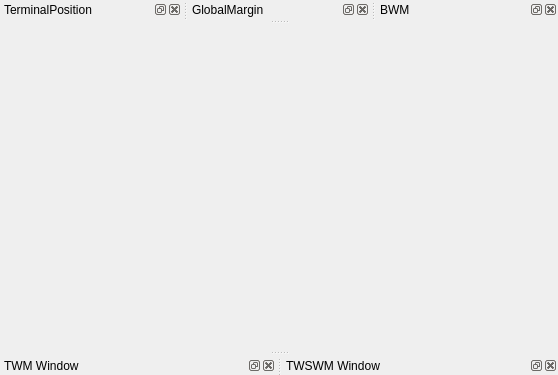
The window that Resources/UI/cframeBranch.ui (ArhamshareKrushil/ScanRisk) describes before a commit, drawn with Qt 5.
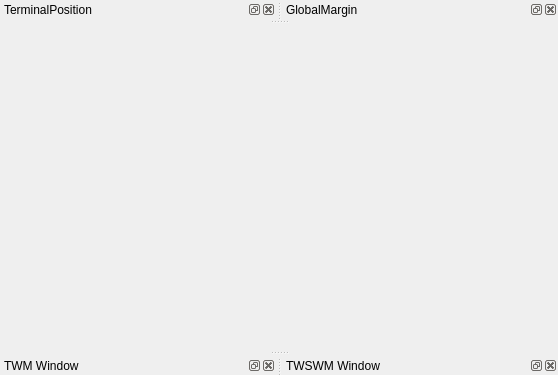
The same window after the commit.

```diff
--- a/Resources/UI/cframeBranch.ui
+++ b/Resources/UI/cframeBranch.ui
@@ -56,15 +56,6 @@
    </attribute>
    <widget class="QWidget" name="dockWidgetContents_7"/>
   </widget>
-  <widget class="QDockWidget" name="DBWM">
-   <property name="windowTitle">
-    <string>BWM</string>
-   </property>
-   <attribute name="dockWidgetArea">
-    <number>4</number>
-   </attribute>
-   <widget class="QWidget" name="dockWidgetContents_8"/>
-  </widget>
  </widget>
  <resources/>
  <connections/>
```
